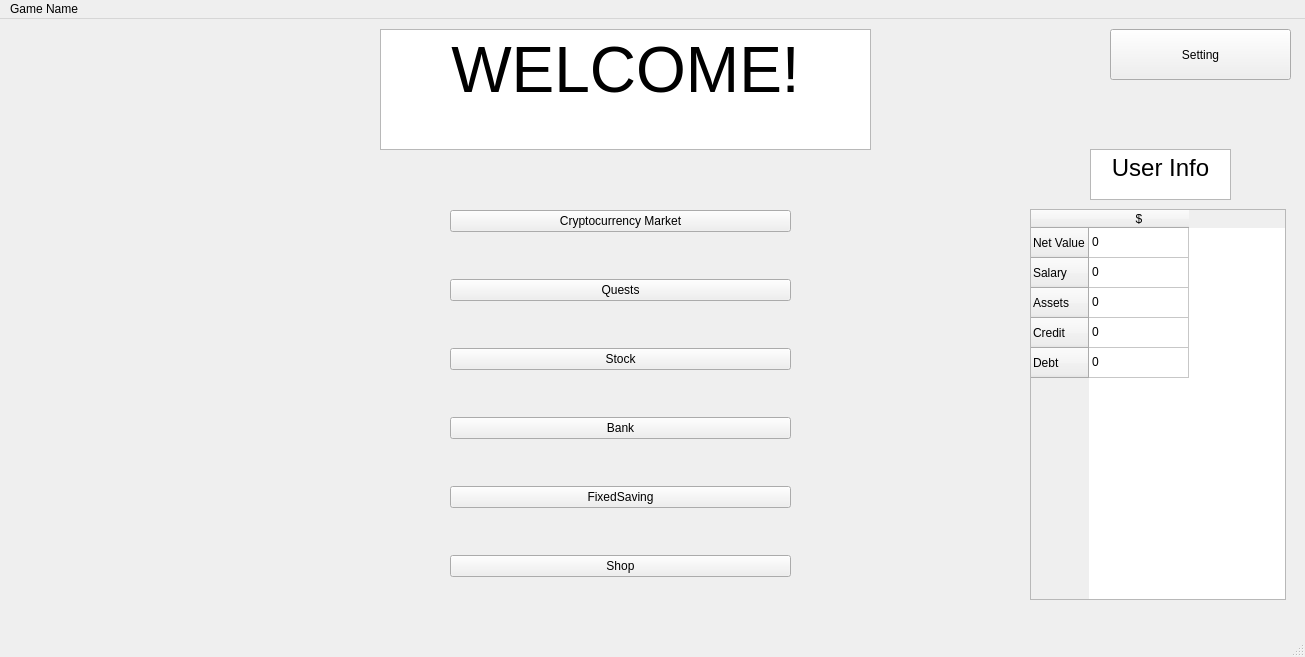
Old version of the form GameWindowScreen/mainwindow.ui in the repository sj43/hackricecryptogame.
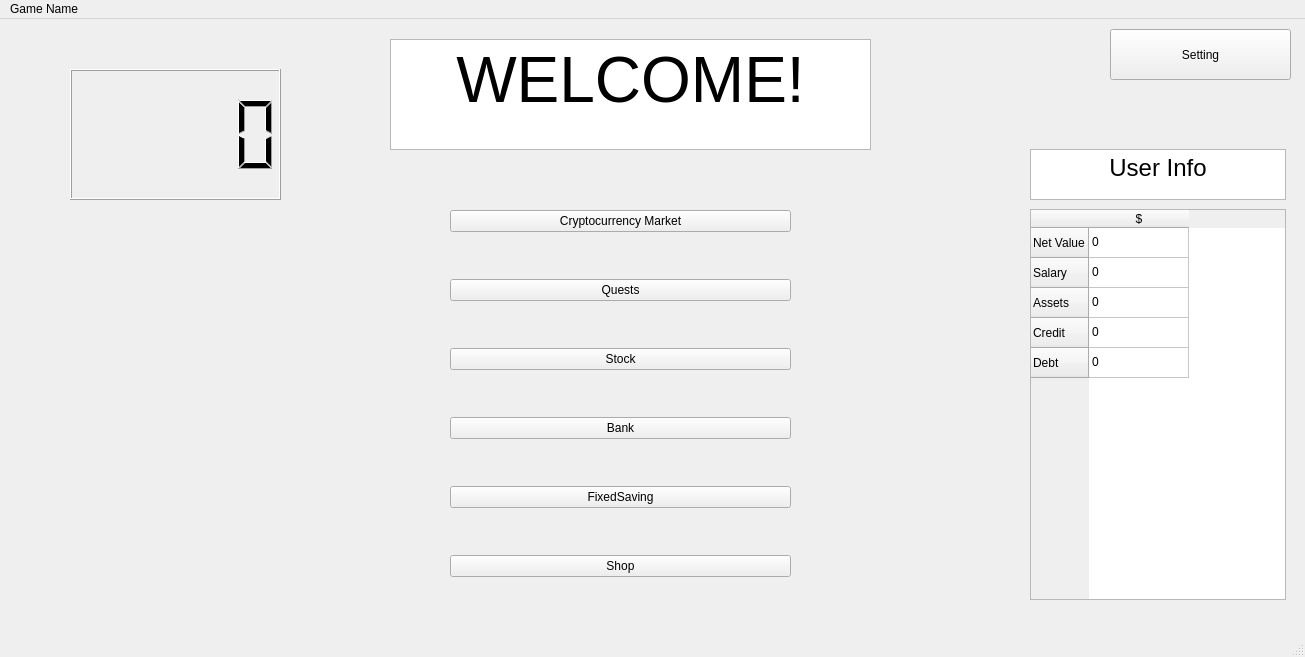
New version of the form.

Patch:
```diff
--- a/GameWindowScreen/mainwindow.ui
+++ b/GameWindowScreen/mainwindow.ui
@@ -146,13 +146,13 @@
      </item>
     </layout>
    </widget>
-   <widget class="QTextEdit" name="textEdit">
+   <widget class="QTextBrowser" name="textBrowser">
     <property name="geometry">
      <rect>
-      <x>380</x>
-      <y>10</y>
-      <width>491</width>
-      <height>121</height>
+      <x>390</x>
+      <y>20</y>
+      <width>481</width>
+      <height>111</height>
      </rect>
     </property>
     <property name="html">
@@ -163,12 +163,12 @@
 &lt;p align=&quot;center&quot; style=&quot; margin-top:0px; margin-bottom:0px; margin-left:0px; margin-right:0px; -qt-block-indent:0; text-indent:0px;&quot;&gt;&lt;span style=&quot; font-size:48pt;&quot;&gt;WELCOME!&lt;/span&gt;&lt;/p&gt;&lt;/body&gt;&lt;/html&gt;</string>
     </property>
    </widget>
-   <widget class="QTextEdit" name="textEdit_2">
+   <widget class="QTextBrowser" name="textBrowser_2">
     <property name="geometry">
      <rect>
-      <x>1090</x>
+      <x>1030</x>
       <y>130</y>
-      <width>141</width>
+      <width>256</width>
       <height>51</height>
      </rect>
     </property>
@@ -180,6 +180,16 @@
 &lt;p align=&quot;center&quot; style=&quot; margin-top:0px; margin-bottom:0px; margin-left:0px; margin-right:0px; -qt-block-indent:0; text-indent:0px;&quot;&gt;&lt;span style=&quot; font-size:18pt;&quot;&gt;User Info&lt;/span&gt;&lt;/p&gt;&lt;/body&gt;&lt;/html&gt;</string>
     </property>
    </widget>
+   <widget class="QLCDNumber" name="lcdNumber">
+    <property name="geometry">
+     <rect>
+      <x>70</x>
+      <y>50</y>
+      <width>211</width>
+      <height>131</height>
+     </rect>
+    </property>
+   </widget>
   </widget>
   <widget class="QMenuBar" name="menubar">
    <property name="geometry">
```
